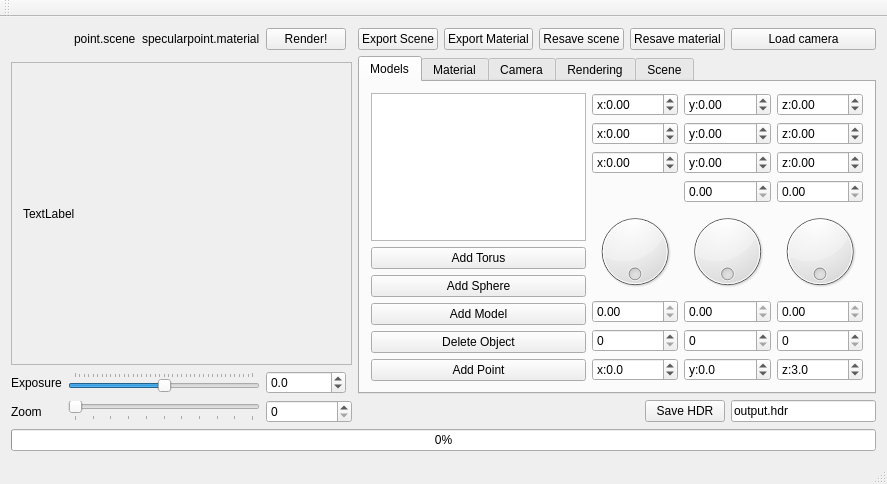
First picture: the form in Sources/tracinggui.ui, repository caronnee/graphicsbasics, before the edit.
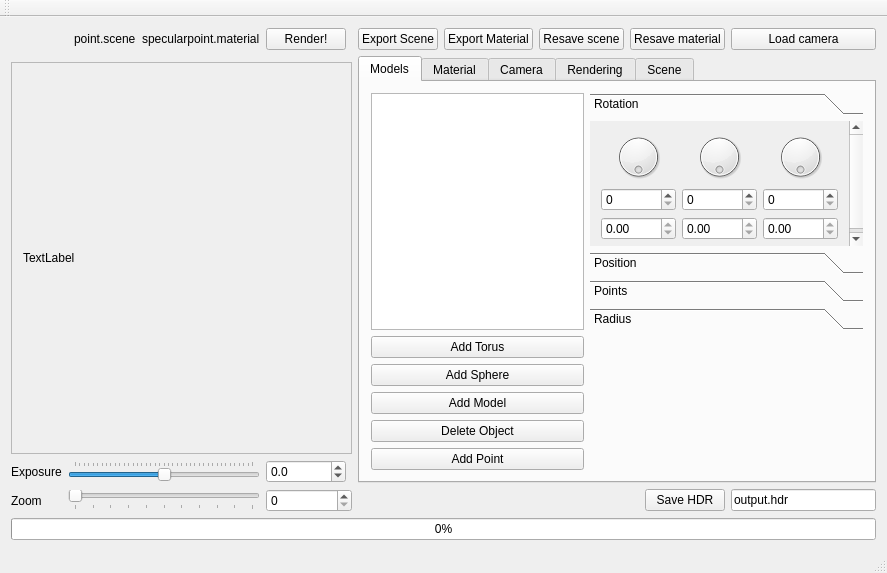
Second picture: the form after the edit. The open tabs and pages were chosen to show the change. Custom widgets are drawn as their Qt base class.

Commit message: Fixed crash and moved properties to more proper place

The edit to the form file:
```diff
--- a/Sources/tracinggui.ui
+++ b/Sources/tracinggui.ui
@@ -6,8 +6,8 @@
    <rect>
     <x>0</x>
     <y>0</y>
-    <width>813</width>
-    <height>484</height>
+    <width>845</width>
+    <height>573</height>
    </rect>
   </property>
   <property name="windowTitle">
@@ -47,17 +47,21 @@
       <property name="tabBarAutoHide">
        <bool>false</bool>
       </property>
-      <widget class="QWidget" name="model">
-       <property name="layoutDirection">
-        <enum>Qt::LeftToRight</enum>
-       </property>
-       <property name="autoFillBackground">
-        <bool>false</bool>
-       </property>
+      <widget class="QWidget" name="xModel">
        <attribute name="title">
         <string>Models</string>
        </attribute>
-       <layout class="QGridLayout" name="gridLayout_3">
+       <layout class="QGridLayout" name="gridLayout_3" columnstretch="7,9">
+        <item row="5" column="0">
+         <widget class="QPushButton" name="addPoint">
+          <property name="text">
+           <string>Add Point</string>
+          </property>
+         </widget>
+        </item>
+        <item row="0" column="0">
+         <widget class="QTreeView" name="treeView"/>
+        </item>
         <item row="3" column="0">
          <widget class="QPushButton" name="addModel">
           <property name="text">
@@ -65,13 +69,10 @@
           </property>
          </widget>
         </item>
-        <item row="0" column="0">
-         <widget class="QTreeView" name="treeView">
-          <property name="sizePolicy">
-           <sizepolicy hsizetype="Preferred" vsizetype="Preferred">
-            <horstretch>0</horstretch>
-            <verstretch>0</verstretch>
-           </sizepolicy>
+        <item row="1" column="0">
+         <widget class="QPushButton" name="addTorus">
+          <property name="text">
+           <string>Add Torus</string>
           </property>
          </widget>
         </item>
@@ -82,46 +83,24 @@
           </property>
          </widget>
         </item>
-        <item row="5" column="0">
-         <widget class="QPushButton" name="addPoint">
+        <item row="2" column="0">
+         <widget class="QPushButton" name="addSphere">
           <property name="text">
-           <string>Add Point</string>
+           <string>Add Sphere</string>
           </property>
          </widget>
         </item>
-        <item row="0" column="1" rowspan="6">
-         <layout class="QGridLayout" name="gridLayout">
-          <item row="7" column="0">
-           <widget class="QSpinBox" name="xRotationDeg">
-            <property name="maximum">
-             <number>359</number>
-            </property>
-           </widget>
-          </item>
-          <item row="7" column="2">
-           <widget class="QSpinBox" name="yRotationDeg">
-            <property name="maximum">
-             <number>359</number>
-            </property>
-           </widget>
-          </item>
-          <item row="5" column="3">
-           <widget class="QDial" name="zRotation">
-            <property name="maximum">
-             <number>359</number>
-            </property>
-            <property name="orientation">
-             <enum>Qt::Horizontal</enum>
-            </property>
-            <property name="invertedAppearance">
-             <bool>false</bool>
-            </property>
-            <property name="wrapping">
-             <bool>true</bool>
-            </property>
-           </widget>
-          </item>
-          <item row="5" column="0">
+        <item row="0" column="1">
+         <widget class="QToolBox" name="xModelProps">
+          <property name="currentIndex">
+           <number>3</number>
+          </property>
+          <widget class="QWidget" name="xToolsRotationPage">
+           <attribute name="label">
+            <string>Rotation</string>
+           </attribute>
+           <layout class="QGridLayout" name="gridLayout_8">
+            <item row="0" column="0">
            <widget class="QDial" name="xRotation">
             <property name="enabled">
              <bool>true</bool>
@@ -140,7 +119,7 @@
             </property>
            </widget>
           </item>
-          <item row="5" column="2">
+            <item row="0" column="1">
            <widget class="QDial" name="yRotation">
             <property name="maximum">
              <number>359</number>
@@ -156,7 +135,54 @@
             </property>
            </widget>
           </item>
-          <item row="6" column="2">
+            <item row="0" column="2">
+             <widget class="QDial" name="zRotation">
+              <property name="maximum">
+               <number>359</number>
+              </property>
+              <property name="orientation">
+               <enum>Qt::Horizontal</enum>
+              </property>
+              <property name="invertedAppearance">
+               <bool>false</bool>
+              </property>
+              <property name="wrapping">
+               <bool>true</bool>
+              </property>
+             </widget>
+            </item>
+            <item row="1" column="0">
+             <widget class="QSpinBox" name="xRotationDeg">
+              <property name="maximum">
+               <number>359</number>
+              </property>
+             </widget>
+            </item>
+            <item row="1" column="1">
+             <widget class="QSpinBox" name="yRotationDeg">
+              <property name="maximum">
+               <number>359</number>
+              </property>
+             </widget>
+            </item>
+            <item row="1" column="2">
+             <widget class="QSpinBox" name="zRotationDeg">
+              <property name="maximum">
+               <number>359</number>
+              </property>
+             </widget>
+            </item>
+            <item row="2" column="0">
+             <widget class="DoubleIntSpinBox" name="xRotationRad">
+              <property name="readOnly">
+               <bool>true</bool>
+              </property>
+              <property name="ConvertorType" stdset="0">
+               <number>0</number>
+              </property>
+             </widget>
+            </item>
+            <item row="2" column="1">
            <widget class="DoubleIntSpinBox" name="yRotationRad">
             <property name="readOnly">
              <bool>true</bool>
@@ -166,7 +192,7 @@
             </property>
            </widget>
           </item>
-          <item row="6" column="3">
+            <item row="2" column="2">
            <widget class="DoubleIntSpinBox" name="zRotationRad">
             <property name="readOnly">
              <bool>true</bool>
@@ -176,24 +202,14 @@
             </property>
            </widget>
           </item>
-          <item row="6" column="0">
-           <widget class="DoubleIntSpinBox" name="xRotationRad">
-            <property name="readOnly">
-             <bool>true</bool>
-            </property>
-            <property name="ConvertorType" stdset="0">
-             <number>0</number>
-            </property>
-           </widget>
-          </item>
-          <item row="7" column="3">
-           <widget class="QSpinBox" name="zRotationDeg">
-            <property name="maximum">
-             <number>359</number>
-            </property>
-           </widget>
-          </item>
-          <item row="8" column="0">
+           </layout>
+          </widget>
+          <widget class="QWidget" name="xToolsPositionPage">
+           <attribute name="label">
+            <string>Position</string>
+           </attribute>
+           <layout class="QGridLayout" name="gridLayout_position0">
+            <item row="0" column="0">
            <widget class="QDoubleSpinBox" name="xModelPos">
             <property name="prefix">
              <string>x:</string>
@@ -206,7 +222,7 @@
             </property>
            </widget>
           </item>
-          <item row="8" column="2">
+            <item row="0" column="1">
            <widget class="QDoubleSpinBox" name="yModelPos">
             <property name="prefix">
              <string>y:</string>
@@ -222,7 +238,7 @@
             </property>
            </widget>
           </item>
-          <item row="8" column="3">
+            <item row="0" column="2">
            <widget class="QDoubleSpinBox" name="zModelPos">
             <property name="prefix">
              <string>z:</string>
@@ -238,76 +254,13 @@
             </property>
            </widget>
           </item>
-          <item row="0" column="2">
-           <widget class="QDoubleSpinBox" name="yVert_1">
-            <property name="prefix">
-             <string>y:</string>
-            </property>
-            <property name="decimals">
-             <number>2</number>
-            </property>
-            <property name="minimum">
-             <double>-1000.000000000000000</double>
-            </property>
-            <property name="maximum">
-             <double>1000.000000000000000</double>
-            </property>
-           </widget>
-          </item>
-          <item row="3" column="0">
-           <widget class="QDoubleSpinBox" name="xVert_3">
-            <property name="prefix">
-             <string>x:</string>
-            </property>
-            <property name="suffix">
-             <string/>
-            </property>
-            <property name="decimals">
-             <number>2</number>
-            </property>
-            <property name="minimum">
-             <double>-1000.000000000000000</double>
-            </property>
-            <property name="value">
-             <double>0.000000000000000</double>
-            </property>
-           </widget>
-          </item>
-          <item row="1" column="0">
-           <widget class="QDoubleSpinBox" name="xVert_2">
-            <property name="prefix">
-             <string>x:</string>
-            </property>
-            <property name="suffix">
-             <string/>
-            </property>
-            <property name="decimals">
-             <number>2</number>
-            </property>
-            <property name="minimum">
-             <double>-1000.000000000000000</double>
-            </property>
-            <property name="value">
-             <double>0.000000000000000</double>
-            </property>
-           </widget>
-          </item>
-          <item row="1" column="3">
-           <widget class="QDoubleSpinBox" name="zVert_2">
-            <property name="prefix">
-             <string>z:</string>
-            </property>
-            <property name="decimals">
-             <number>2</number>
-            </property>
-            <property name="minimum">
-             <double>-1000.000000000000000</double>
-            </property>
-            <property name="maximum">
-             <double>1000.000000000000000</double>
-            </property>
-           </widget>
-          </item>
+           </layout>
+          </widget>
+          <widget class="QWidget" name="xToolsPointsPage">
+           <attribute name="label">
+            <string>Points</string>
+           </attribute>
+           <layout class="QGridLayout" name="gridLayout_position1">
           <item row="0" column="0">
            <widget class="QDoubleSpinBox" name="xVert_1">
             <property name="prefix">
@@ -327,7 +280,61 @@
             </property>
            </widget>
           </item>
-          <item row="1" column="2">
+            <item row="0" column="1">
+             <widget class="QDoubleSpinBox" name="xVert_2">
+              <property name="prefix">
+               <string>x:</string>
+              </property>
+              <property name="suffix">
+               <string/>
+              </property>
+              <property name="decimals">
+               <number>2</number>
+              </property>
+              <property name="minimum">
+               <double>-1000.000000000000000</double>
+              </property>
+              <property name="value">
+               <double>0.000000000000000</double>
+              </property>
+             </widget>
+            </item>
+            <item row="0" column="2">
+             <widget class="QDoubleSpinBox" name="xVert_3">
+              <property name="prefix">
+               <string>x:</string>
+              </property>
+              <property name="suffix">
+               <string/>
+              </property>
+              <property name="decimals">
+               <number>2</number>
+              </property>
+              <property name="minimum">
+               <double>-1000.000000000000000</double>
+              </property>
+              <property name="value">
+               <double>0.000000000000000</double>
+              </property>
+             </widget>
+            </item>
+            <item row="1" column="0">
+             <widget class="QDoubleSpinBox" name="yVert_1">
+              <property name="prefix">
+               <string>y:</string>
+              </property>
+              <property name="decimals">
+               <number>2</number>
+              </property>
+              <property name="minimum">
+               <double>-1000.000000000000000</double>
+              </property>
+              <property name="maximum">
+               <double>1000.000000000000000</double>
+              </property>
+             </widget>
+            </item>
+            <item row="1" column="1">
            <widget class="QDoubleSpinBox" name="yVert_2">
             <property name="prefix">
              <string>y:</string>
@@ -343,7 +350,23 @@
             </property>
            </widget>
           </item>
-          <item row="0" column="3">
+            <item row="1" column="2">
+             <widget class="QDoubleSpinBox" name="yVert_3">
+              <property name="prefix">
+               <string>y:</string>
+              </property>
+              <property name="decimals">
+               <number>2</number>
+              </property>
+              <property name="minimum">
+               <double>-1000.000000000000000</double>
+              </property>
+              <property name="maximum">
+               <double>1000.000000000000000</double>
+              </property>
+             </widget>
+            </item>
+            <item row="2" column="0">
            <widget class="QDoubleSpinBox" name="zVert_1">
             <property name="prefix">
              <string>z:</string>
@@ -359,7 +382,23 @@
             </property>
            </widget>
           </item>
-          <item row="3" column="3">
+            <item row="2" column="1">
+             <widget class="QDoubleSpinBox" name="zVert_2">
+              <property name="prefix">
+               <string>z:</string>
+              </property>
+              <property name="decimals">
+               <number>2</number>
+              </property>
+              <property name="minimum">
+               <double>-1000.000000000000000</double>
+              </property>
+              <property name="maximum">
+               <double>1000.000000000000000</double>
+              </property>
+             </widget>
+            </item>
+            <item row="2" column="2">
            <widget class="QDoubleSpinBox" name="zVert_3">
             <property name="prefix">
              <string>z:</string>
@@ -375,42 +414,29 @@
             </property>
            </widget>
           </item>
-          <item row="4" column="2">
+           </layout>
+          </widget>
+          <widget class="QWidget" name="xToolsRadiusPage">
+           <property name="geometry">
+            <rect>
+             <x>0</x>
+             <y>0</y>
+             <width>269</width>
+             <height>116</height>
+            </rect>
+           </property>
+           <attribute name="label">
+            <string>Radius</string>
+           </attribute>
+           <layout class="QGridLayout" name="gridLayout_position2">
+            <item row="0" column="0">
            <widget class="QDoubleSpinBox" name="radius"/>
           </item>
-          <item row="3" column="2">
-           <widget class="QDoubleSpinBox" name="yVert_3">
-            <property name="prefix">
-             <string>y:</string>
-            </property>
-            <property name="decimals">
-             <number>2</number>
-            </property>
-            <property name="minimum">
-             <double>-1000.000000000000000</double>
-            </property>
-            <property name="maximum">
-             <double>1000.000000000000000</double>
-            </property>
-           </widget>
-          </item>
-          <item row="4" column="3">
+            <item row="1" column="0">
            <widget class="QDoubleSpinBox" name="tuberadius"/>
           </item>
          </layout>
-        </item>
-        <item row="2" column="0">
-         <widget class="QPushButton" name="addSphere">
-          <property name="text">
-           <string>Add Sphere</string>
-          </property>
-         </widget>
-        </item>
-        <item row="1" column="0">
-         <widget class="QPushButton" name="addTorus">
-          <property name="text">
-           <string>Add Torus</string>
-          </property>
+          </widget>
          </widget>
         </item>
        </layout>
@@ -1056,7 +1082,7 @@
          <x>0</x>
          <y>0</y>
          <width>310</width>
-         <height>283</height>
+         <height>372</height>
         </rect>
        </property>
        <property name="sizePolicy">
```
Left out of the diff: 2 changed lines with no effect on the pictures. Lines whose indentation alone changed are shown as unchanged. The commit also changes 1 other file.
